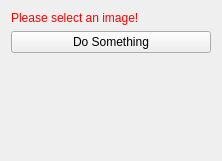
This is Plugins/org.mitk.gui.qt.PluginProject/src/internal/PluginProjectControls.ui in hgoetzTHU/MITK as Qt 5 draws it before an edit. The edited form follows.
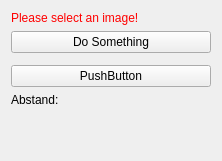
This is the edited form. Custom widgets are drawn as their Qt base class.

Commit message: Widget hinzugefügt

```diff
--- a/Plugins/org.mitk.gui.qt.PluginProject/src/internal/PluginProjectControls.ui
+++ b/Plugins/org.mitk.gui.qt.PluginProject/src/internal/PluginProjectControls.ui
@@ -40,6 +40,23 @@
      </property>
     </widget>
    </item>
+   <item>
+    <widget class="QmitkNavigationDataSourceSelectionWidget" name="YourWidget" native="true"/>
+   </item>
+   <item>
+    <widget class="QPushButton" name="pushButton">
+     <property name="text">
+      <string>PushButton</string>
+     </property>
+    </widget>
+   </item>
+   <item>
+    <widget class="QLabel" name="label">
+     <property name="text">
+      <string>Abstand:</string>
+     </property>
+    </widget>
+   </item>
    <item>
     <spacer name="spacer1">
      <property name="orientation">
@@ -59,6 +76,14 @@
   </layout>
  </widget>
  <layoutdefault spacing="6" margin="11"/>
+ <customwidgets>
+  <customwidget>
+   <class>QmitkNavigationDataSourceSelectionWidget</class>
+   <extends>QWidget</extends>
+   <header>QmitkNavigationDataSourceSelectionWidget.h</header>
+   <container>1</container>
+  </customwidget>
+ </customwidgets>
  <resources/>
  <connections/>
 </ui>
```
The commit also changes 2 other files.
